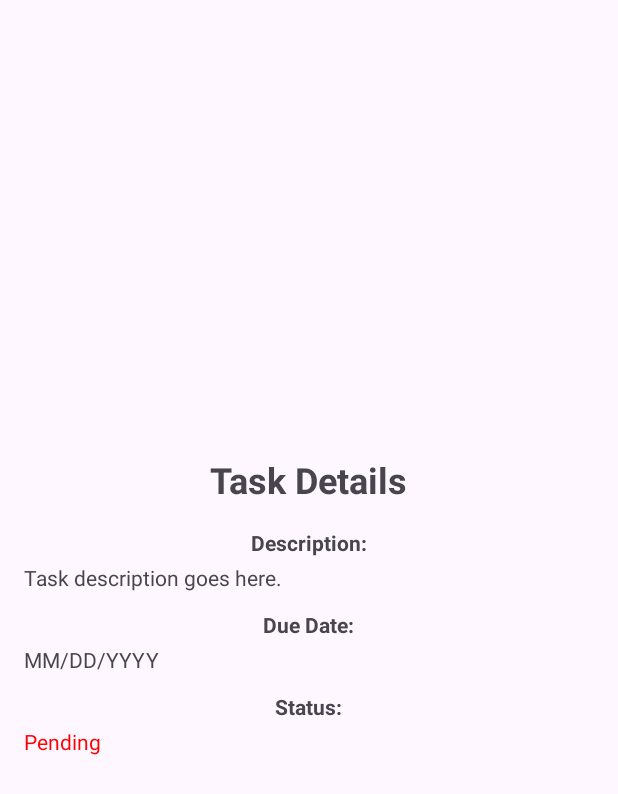
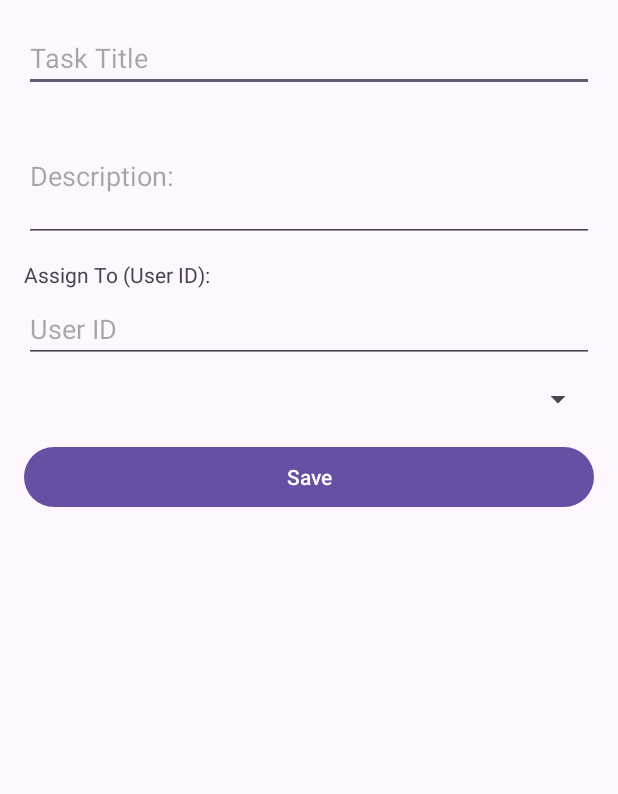
Before and after one commit to dejoussamadev/TaskMaster, an Android app: the layout activity_task_detail.xml on its own in the app's theme, with its tools: preview values and no code run, on a phone screen of 412 x 824 dp. Shown: the top 794 px of the screen. Run offline under Robolectric (Android 15) with nearby library versions, the phone set to English and light mode, and no system bars.

Commit message:
Fixed XML Errors

```diff
--- a/app/src/main/res/layout/activity_task_detail.xml
+++ b/app/src/main/res/layout/activity_task_detail.xml
@@ -1,64 +1,57 @@
-<?xml version="1.0" encoding="utf-8"?>
-<LinearLayout xmlns:android="http://schemas.android.com/apk/res/android"
+<!-- res/layout/activity_task_detail.xml -->
+<ScrollView xmlns:android="http://schemas.android.com/apk/res/android"
     android:layout_width="match_parent"
     android:layout_height="match_parent"
+    android:padding="16dp">
+
+    <LinearLayout
         android:orientation="vertical"
-    android:padding="16dp"
-    android:gravity="center">
+        android:layout_width="match_parent"
+        android:layout_height="wrap_content">
 
-    <TextView
-        android:id="@+id/textViewTaskTitle"
-        android:layout_width="wrap_content"
-        android:layout_height="wrap_content"
-        android:text="@string/task_detail_title"
-        android:textSize="24sp"
-        android:textStyle="bold"
-        android:layout_marginBottom="16dp"/>
-
-    <TextView
-        android:id="@+id/textViewTaskDescriptionLabel"
-        android:layout_width="wrap_content"
-        android:layout_height="wrap_content"
-        android:text="@string/task_description_label"
-        android:textStyle="bold"
-        android:layout_marginBottom="4dp"/>
-
-    <TextView
-        android:id="@+id/textViewTaskDescription"
+        <EditText
+            android:id="@+id/editTextTitle"
             android:layout_width="match_parent"
             android:layout_height="wrap_content"
-        android:text="@string/task_description_placeholder"
+            android:hint="@string/task_title"
+            android:inputType="text"
+            android:layout_marginBottom="12dp"/>
+
+        <EditText
+            android:id="@+id/editTextDescription"
+            android:layout_width="match_parent"
+            android:layout_height="wrap_content"
+            android:hint="@string/task_description_label"
+            android:inputType="textMultiLine"
+            android:minLines="3"
             android:layout_marginBottom="12dp"/>
 
         <TextView
-        android:id="@+id/textViewTaskDueDateLabel"
+            android:id="@+id/textViewAssignToLabel"
             android:layout_width="wrap_content"
             android:layout_height="wrap_content"
-        android:text="@string/task_due_date_label"
-        android:textStyle="bold"
+            android:text="@string/assign_to_label"
             android:layout_marginBottom="4dp"/>
 
-    <TextView
-        android:id="@+id/textViewTaskDueDate"
+
+        <EditText
+            android:id="@+id/editTextAssignTo"
             android:layout_width="match_parent"
             android:layout_height="wrap_content"
-        android:text="@string/task_due_date_placeholder"
+            android:hint="@string/user_id_hint"
+            android:inputType="number"
             android:layout_marginBottom="12dp"/>
 
-    <TextView
-        android:id="@+id/textViewTaskStatusLabel"
-        android:layout_width="wrap_content"
-        android:layout_height="wrap_content"
-        android:text="@string/task_status_label"
-        android:textStyle="bold"
-        android:layout_marginBottom="4dp"/>
-
-    <TextView
-        android:id="@+id/textViewTaskStatus"
+        <Spinner
+            android:id="@+id/spinnerStatus"
             android:layout_width="match_parent"
             android:layout_height="wrap_content"
-        android:text="@string/task_status_placeholder"
-        android:textColor="@color/error_color"
             android:layout_marginBottom="16dp"/>
 
+        <Button
+            android:id="@+id/buttonSave"
+            android:layout_width="match_parent"
+            android:layout_height="wrap_content"
+            android:text="@string/save_button"/>
     </LinearLayout>
+</ScrollView>
--- a/app/src/main/res/layout/item_task.xml
+++ b/app/src/main/res/layout/item_task.xml
@@ -17,6 +17,22 @@
         android:layout_marginBottom="4dp"/>
 
     <TextView
+        android:id="@+id/textViewTaskDescription"
+        android:layout_width="match_parent"
+        android:layout_height="wrap_content"
+        android:text="@string/task_description_label"
+        android:textSize="14sp"
+        android:layout_marginTop="4dp"/>
+
+    <TextView
+        android:id="@+id/textViewAssignedTo"
+        android:layout_width="match_parent"
+        android:layout_height="wrap_content"
+        android:text="@string/assigned_to_placeholder"
+        android:textSize="14sp"
+        android:layout_marginTop="2dp"/>
+
+    <TextView
         android:id="@+id/textViewTaskDueDate"
         android:layout_width="match_parent"
         android:layout_height="wrap_content"
--- a/app/src/main/res/values/strings.xml
+++ b/app/src/main/res/values/strings.xml
@@ -32,6 +32,11 @@
     <string name="welcome_user">Welcome, User</string>
     <string name="no_tasks_available">No tasks available</string>
     <string name="add_task">Add Task</string>
+    <string name="assigned_to_placeholder">Assigned to: </string>
+    <string name="welcome">Welcome, %1$s</string>
+    <string name="task_title">Task Title</string>
+    <string name="assign_to_label">Assign To (User ID):</string>
+    <string name="user_id_hint">User ID</string>
 
     <!-- Task status options -->
     <string-array name="task_status_options">
```
Lines whose indentation alone changed are shown as unchanged.
